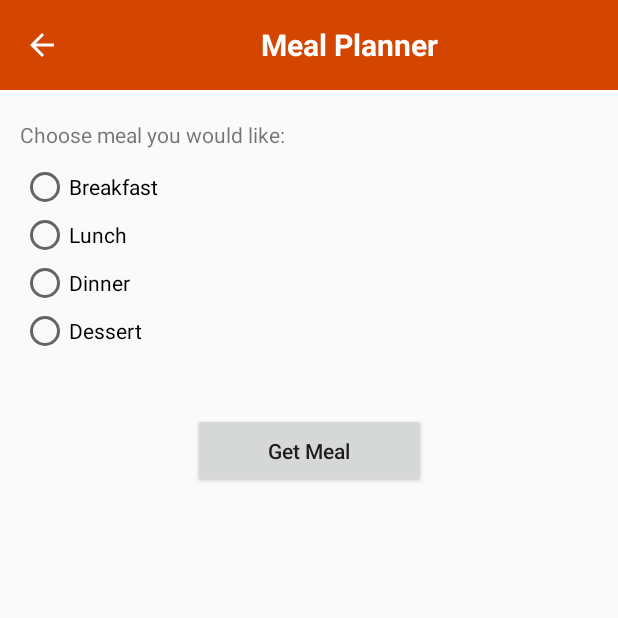
After one commit to Yixing-Chen-Shawn/Fever_Detection_App, an Android app: the MealPlanner screen opened directly, with no data from a screen before it, on a phone screen of 412 x 824 dp, the top half of it. The commit adds this screen. Run offline under Robolectric (Android 15) with nearby library versions, the phone set to English and light mode, and no system bars; libraries missing offline, so code that uses them is left out: cn.bmob.v3; 2 statements that could not run were skipped.

Commit message:
New Update To Meal Planner
Updated meal planner, kept the manual health inputs

```diff
--- a/app/src/main/AndroidManifest.xml
+++ b/app/src/main/AndroidManifest.xml
@@ -60,6 +60,7 @@
         <activity android:name=".activity.ForgetPasswordActivity" />
         <activity android:name=".activity.ManualSymptomActivity" />
         <activity android:name=".activity.HealthNewsActivity" />
+        <activity android:name=".activity.MealPlanner" />
         <activity
             android:name=".activity.SymptomsLogActivity"
             android:windowSoftInputMode="adjustNothing" />
--- /dev/null
+++ b/app/src/main/java/com/CIS400/fever_detection_app/activity/MealPlanner.java
@@ -0,0 +1,179 @@
+package com.CIS400.fever_detection_app.activity;
+import androidx.appcompat.app.AppCompatActivity;
+import androidx.fragment.app.FragmentManager;
+
+import android.content.Intent;
+import android.os.Bundle;
+import android.util.Log;
+import android.view.View;
+import android.widget.Button;
+import android.widget.EditText;
+import android.widget.ImageView;
+import android.widget.RadioButton;
+import android.widget.TextView;
+import android.widget.Toast;
+
+import com.CIS400.fever_detection_app.R;
+import com.CIS400.fever_detection_app.data.MyUser;
+
+import org.json.JSONException;
+import org.json.JSONArray;
+import org.json.JSONObject;
+
+import java.io.IOException;
+import java.util.List;
+
+import cn.bmob.v3.Bmob;
+import cn.bmob.v3.BmobUser;
+import cn.bmob.v3.exception.BmobException;
+import cn.bmob.v3.listener.UpdateListener;
+import okhttp3.Call;
+import okhttp3.Callback;
+import okhttp3.OkHttpClient;
+import okhttp3.Request;
+import okhttp3.Response;
+
+public class MealPlanner extends AppCompatActivity {
+
+    private Button save, back;
+    private MyUser user;
+    private ImageView backButton;
+
+    private RadioButton breakfastRadio;
+    private RadioButton lunchRadio;
+    private RadioButton dinnerRadio;
+    private RadioButton dessertRadio;
+    private TextView mealTitle;
+    private TextView mealSummary;
+    private Button getMeal;
+
+
+    @Override
+    protected void onCreate(Bundle savedInstanceState) {
+        super.onCreate(savedInstanceState);
+        setContentView(R.layout.activity_meal_planner);
+        Bmob.initialize(this, "2de9dc3c787359faf54d36e92a2bbfb0");
+
+
+        backButton = (ImageView) findViewById(R.id.back_manualHealth);
+        breakfastRadio = (RadioButton) findViewById(R.id.breakfast_radio);
+        lunchRadio = (RadioButton) findViewById(R.id.lunch_radio);
+        dinnerRadio = (RadioButton) findViewById(R.id.dinner_radio);
+        dessertRadio = (RadioButton) findViewById(R.id.dessert_radio);
+        mealTitle = (TextView) findViewById(R.id.meal_title);
+        mealSummary = (TextView) findViewById(R.id.meal_summary);
+        getMeal = (Button) findViewById(R.id.getMealButton);
+
+        user = BmobUser.getCurrentUser(MyUser.class);
+
+
+        backButton.setOnClickListener(new View.OnClickListener() {
+            @Override
+            public void onClick(View view) {
+                onBackPressed();
+            }
+        });
+        getMeal.setOnClickListener(new View.OnClickListener() {
+            @Override
+            public void onClick(View v) {
+
+
+                prepareForHttpRequest();
+                //httpRequest();
+            }
+        });
+    }
+
+    private void getMeals(String json) throws JSONException {
+
+        JSONObject newJson = new JSONObject(json);
+        JSONArray recipes = newJson.getJSONArray("recipes");
+        //names.add(results.getJSONObject(i).getString("name"));
+        mealTitle.setText(recipes.getJSONObject(0).getString("title"));
+        mealSummary.setText(recipes.getJSONObject(0).getString("instructions"));
+
+
+
+        backButton.setOnClickListener(new View.OnClickListener() {
+            @Override
+            public void onClick(View view) {
+                onBackPressed();
+            }
+        });
+    }
+
+    @Override
+    public void onBackPressed() {
+        FragmentManager fm = getSupportFragmentManager();
+        if (fm.getBackStackEntryCount() > 0) {
+            fm.popBackStack();
+        } else {
+            super.onBackPressed();
+        }
+    }
+
+    public void displayToast(String message) {
+        Toast.makeText(getApplicationContext(), message,
+                Toast.LENGTH_SHORT).show();
+    }
+
+
+    private void prepareForHttpRequest() {
+        Boolean breakfastRadioChecked = breakfastRadio.isChecked();
+        Boolean lunchRadioChecked = lunchRadio.isChecked();
+        Boolean dinnerRadioChecked = dinnerRadio.isChecked();
+        Boolean dessertRadioChecked = dessertRadio.isChecked();
+
+        if (breakfastRadioChecked) {
+            httpRequest("&tags=breakfast");
+        } else if (lunchRadioChecked) {
+            httpRequest("&tags=lunch");
+        } else if (dinnerRadioChecked) {
+            httpRequest("&tags=dinner");
+        } else if (dessertRadioChecked) {
+            httpRequest("&tags=dessert");
+        } else {
+            httpRequest("");
+        }
+    }
+
+    private void httpRequest(String mealType) {
+
+        // HTTP REQUEST
+        OkHttpClient client = new OkHttpClient();
+        String test = "Hello " + "Kanoa";
+        String url = "https://api.spoonacular.com/recipes/random?number=1" + mealType + "&apiKey=fb66054ae8124ef7970d33b3aafa8c93";
+        Request request = new Request.Builder()
+                .url(url)
+                .build();
+        client.newCall(request).enqueue(new Callback() {
+            @Override
+            public void onFailure(Call call, IOException e) {
+                e.printStackTrace();
+            }
+
+            @Override
+            public void onResponse(Call call, Response response) throws IOException {
+                if (response.isSuccessful()) {
+                    final String myResponse = response.body().string();
+
+                    MealPlanner.this.runOnUiThread(new Runnable() {
+                        @Override
+                        public void run() {
+                            //Log.d("myTag", myResponse);
+                            try {
+                                //getNearbyHospitals(myResponse);
+                                getMeals(myResponse);
+                            } catch (JSONException e) {
+                                e.printStackTrace();
+                            }
+                        }
+                    });
+                }
+            }
+        });
+
+
+    }
+
+}
--- /dev/null
+++ b/app/src/main/res/layout/activity_meal_planner.xml
@@ -0,0 +1,143 @@
+<?xml version="1.0" encoding="utf-8"?>
+<androidx.constraintlayout.widget.ConstraintLayout
+    xmlns:android="http://schemas.android.com/apk/res/android"
+    xmlns:app="http://schemas.android.com/apk/res-auto"
+    xmlns:tools="http://schemas.android.com/tools"
+    android:layout_width="match_parent"
+    android:layout_height="match_parent">
+
+    <LinearLayout
+        android:id="@+id/topbar_health"
+        android:layout_width="match_parent"
+        android:layout_height="60dp"
+        android:layout_alignParentTop="true"
+        android:background="@color/orange"
+        android:gravity="center_vertical"
+        android:padding="16dp"
+        app:layout_constraintEnd_toEndOf="parent"
+        app:layout_constraintStart_toStartOf="parent"
+        app:layout_constraintTop_toTopOf="parent">
+
+        <ImageView
+            android:id="@+id/back_manualHealth"
+            android:layout_width="wrap_content"
+            android:layout_height="wrap_content"
+            android:clickable="true"
+            android:focusable="true"
+            android:src="@drawable/ic_arrow_back_24dp" />
+
+        <Space
+            android:layout_width="wrap_content"
+            android:layout_height="wrap_content"
+            android:layout_weight="1" />
+
+        <TextView
+            android:layout_width="wrap_content"
+            android:layout_height="wrap_content"
+            android:paddingLeft="30dp"
+            android:text="Meal Planner"
+            android:textColor="@color/white"
+            android:textSize="20sp"
+            android:textStyle="bold" />
+
+        <Space
+            android:layout_width="wrap_content"
+            android:layout_height="wrap_content"
+            android:layout_weight="1" />
+
+    </LinearLayout>
+
+    <RadioGroup
+        android:id="@+id/radioGroup2"
+        android:layout_width="384dp"
+        android:layout_height="151dp"
+        android:layout_marginStart="20dp"
+        android:layout_marginLeft="20dp"
+        android:layout_marginTop="5dp"
+        android:layout_marginEnd="20dp"
+        android:layout_marginRight="20dp"
+        app:layout_constraintEnd_toEndOf="parent"
+        app:layout_constraintStart_toStartOf="parent"
+        app:layout_constraintTop_toBottomOf="@+id/textView">
+
+        <RadioButton
+            android:id="@+id/breakfast_radio"
+            android:layout_width="match_parent"
+            android:layout_height="wrap_content"
+            android:text="Breakfast" />
+
+        <RadioButton
+            android:id="@+id/lunch_radio"
+            android:layout_width="match_parent"
+            android:layout_height="wrap_content"
+            android:text="Lunch" />
+
+        <RadioButton
+            android:id="@+id/dinner_radio"
+            android:layout_width="match_parent"
+            android:layout_height="wrap_content"
+            android:text="Dinner" />
+
+        <RadioButton
+            android:id="@+id/dessert_radio"
+            android:layout_width="match_parent"
+            android:layout_height="wrap_content"
+            android:text="Dessert" />
+    </RadioGroup>
+
+    <TextView
+        android:id="@+id/textView"
+        android:layout_width="386dp"
+        android:layout_height="23dp"
+        android:layout_marginStart="20dp"
+        android:layout_marginLeft="20dp"
+        android:layout_marginTop="20dp"
+        android:layout_marginEnd="20dp"
+        android:layout_marginRight="20dp"
+        android:text="Choose meal you would like:"
+        app:layout_constraintEnd_toEndOf="parent"
+        app:layout_constraintStart_toStartOf="parent"
+        app:layout_constraintTop_toBottomOf="@+id/topbar_health" />
+
+    <Button
+        android:id="@+id/getMealButton"
+        android:layout_width="155dp"
+        android:layout_height="50dp"
+        android:layout_marginStart="100dp"
+        android:layout_marginLeft="100dp"
+        android:layout_marginTop="15dp"
+        android:layout_marginEnd="100dp"
+        android:layout_marginRight="100dp"
+        android:text="Get Meal"
+        app:layout_constraintEnd_toEndOf="parent"
+        app:layout_constraintStart_toStartOf="parent"
+        app:layout_constraintTop_toBottomOf="@+id/radioGroup2" />
+
+    <TextView
+        android:id="@+id/meal_title"
+        android:layout_width="380dp"
+        android:layout_height="21dp"
+        android:layout_marginStart="20dp"
+        android:layout_marginLeft="20dp"
+        android:layout_marginTop="10dp"
+        android:layout_marginEnd="20dp"
+        android:layout_marginRight="20dp"
+        app:layout_constraintEnd_toEndOf="parent"
+        app:layout_constraintStart_toStartOf="parent"
+        app:layout_constraintTop_toBottomOf="@+id/getMealButton" />
+
+    <TextView
+        android:id="@+id/meal_summary"
+        android:layout_width="383dp"
+        android:layout_height="350dp"
+        android:layout_marginStart="20dp"
+        android:layout_marginLeft="20dp"
+        android:layout_marginTop="10dp"
+        android:layout_marginEnd="20dp"
+        android:layout_marginRight="20dp"
+        android:layout_marginBottom="10dp"
+        app:layout_constraintBottom_toBottomOf="parent"
+        app:layout_constraintEnd_toEndOf="parent"
+        app:layout_constraintStart_toStartOf="parent"
+        app:layout_constraintTop_toBottomOf="@+id/meal_title" />
+</androidx.constraintlayout.widget.ConstraintLayout>
```
Also changed, not shown: app/src/main/java/com/CIS400/fever_detection_app/fragments/heartRateFragment.java (+10 -0 lines), app/src/main/res/layout/fragment_heart_rate.xml (+8 -19 lines).
